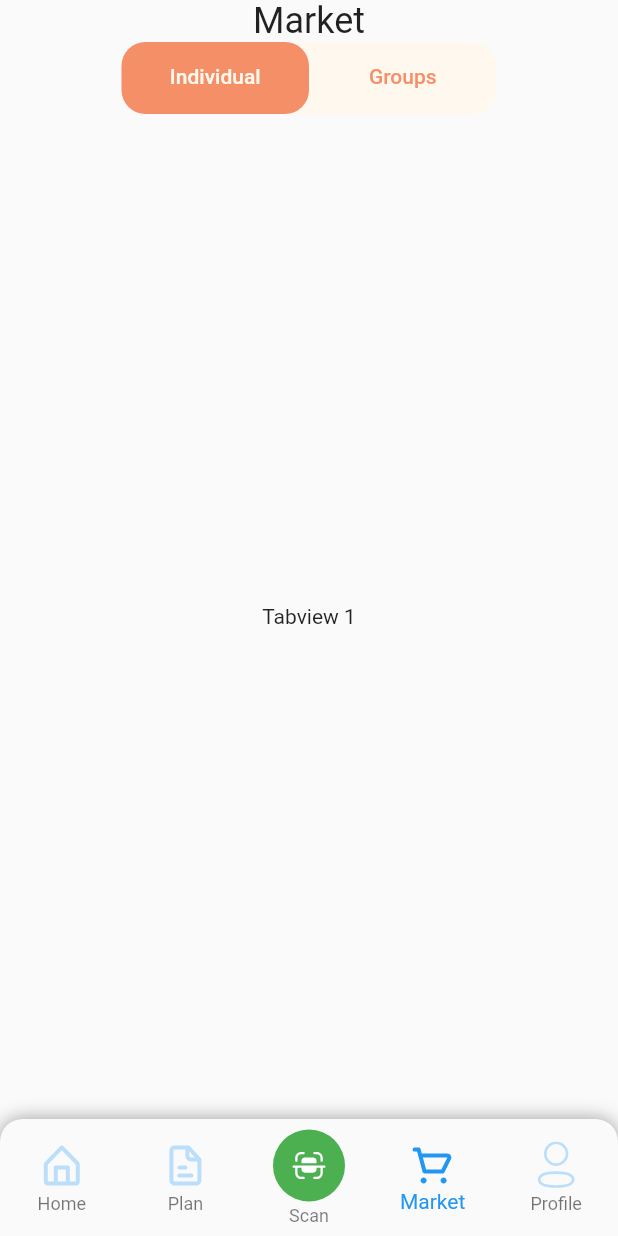
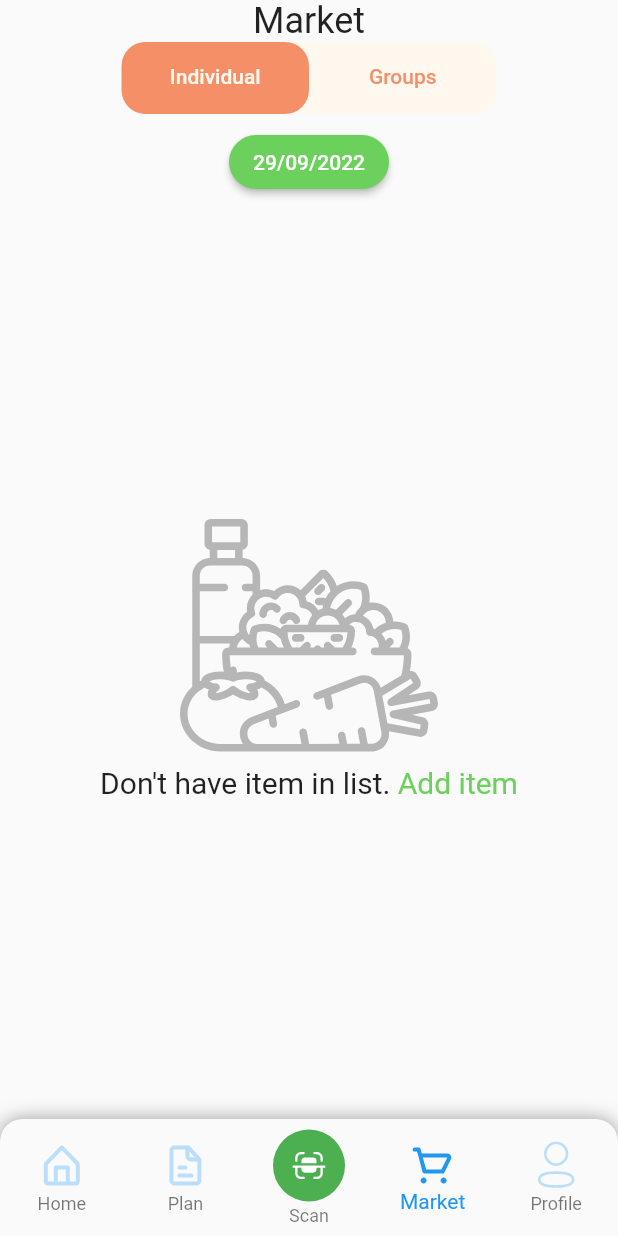
Before and after one commit to SonNguyen9720/plan_meal_app, a Flutter app: the MarketScreen screen opened by its route, on a phone screen of 412 x 824 dp. Run offline on Flutter 3.47's test engine with Material 2 defaults, Android fonts, the phone set to English and light mode, and no system bars; our stand-ins replace bloc, carousel_slider, device_preview, equatable, flutter_bloc, flutter_secure_storage and 4 more; accounts and stored records are empty; Roboto replaces fonts that are missing (Signika).

Commit message:
Add no item screen

```diff
--- a/lib/presentation/features/market/individual/individual_bloc.dart
+++ b/lib/presentation/features/market/individual/individual_bloc.dart
@@ -2,14 +2,22 @@ import 'dart:async';
 
 import 'package:bloc/bloc.dart';
 import 'package:equatable/equatable.dart';
+import 'package:intl/intl.dart';
 
 part 'individual_event.dart';
 part 'individual_state.dart';
 
 class IndividualBloc extends Bloc<IndividualEvent, IndividualState> {
   IndividualBloc() : super(IndividualInitial()) {
-    on<IndividualEvent>((event, emit) {
-      // TODO: implement event handler
-    });
+    on<IndividualLoadingDataEvent>(_onIndividualLoadingDataEvent);
+  }
+
+  void _onIndividualLoadingDataEvent(
+      IndividualLoadingDataEvent event, Emitter<IndividualState> emit) {
+    final dateFormat = DateFormat('dd/MM/yyyy');
+    final date = DateTime.now();
+
+    emit(IndividualLoadingItem(dateTime: date));
+    emit(IndividualNoItem(dateTime: dateFormat.format(date)));
   }
 }
--- a/lib/presentation/features/market/individual/individual_event.dart
+++ b/lib/presentation/features/market/individual/individual_event.dart
@@ -3,3 +3,8 @@ part of 'individual_bloc.dart';
 abstract class IndividualEvent extends Equatable {
   const IndividualEvent();
 }
+
+class IndividualLoadingDataEvent extends IndividualEvent {
+  @override
+  List<Object?> get props => [];
+}
--- a/lib/presentation/features/market/individual/individual_state.dart
+++ b/lib/presentation/features/market/individual/individual_state.dart
@@ -9,8 +9,18 @@ abstract class IndividualState extends Equatable {
 
 class IndividualInitial extends IndividualState {}
 
-class IndividualLoadingItem extends IndividualState {}
+class IndividualFailed extends IndividualState {}
 
-class IndividualNoItem extends IndividualState {}
+class IndividualLoadingItem extends IndividualState {
+  final DateTime dateTime;
+
+  const IndividualLoadingItem({required this.dateTime});
+}
+
+class IndividualNoItem extends IndividualState {
+  final String dateTime;
+
+  const IndividualNoItem({required this.dateTime});
+}
 
 class IndividualHasItem extends IndividualState {}
--- a/lib/presentation/features/market/market_screen.dart
+++ b/lib/presentation/features/market/market_screen.dart
@@ -1,7 +1,10 @@
 import 'package:flutter/material.dart';
 import 'package:flutter_bloc/flutter_bloc.dart';
+import 'package:flutter_svg/flutter_svg.dart';
 import 'package:google_fonts/google_fonts.dart';
 import 'package:plan_meal_app/config/theme.dart';
+import 'package:plan_meal_app/presentation/features/market/groups/groups_bloc.dart';
+import 'package:plan_meal_app/presentation/features/market/individual/individual_bloc.dart';
 import 'package:plan_meal_app/presentation/widgets/independent/scaffold.dart';
 
 class MarketScreen extends StatelessWidget {
@@ -11,7 +14,12 @@ class MarketScreen extends StatelessWidget {
   Widget build(BuildContext context) {
     return SafeArea(
         child: PlanMealAppScaffold(
-      body: MarketScreenWrapper(),
+      body: MultiBlocProvider(providers: [
+        BlocProvider(
+            create: (context) =>
+                IndividualBloc()..add(IndividualLoadingDataEvent())),
+        BlocProvider(create: (context) => GroupsBloc()),
+      ], child: MarketScreenWrapper()),
       bottomMenuIndex: 3,
     ));
   }
@@ -75,12 +83,77 @@ class _MarketScreenWrapperState extends State<MarketScreenWrapper>
             unselectedLabelColor: AppColors.indicatorTab,
           ),
         ),
-        Expanded(child: TabBarView(
-          controller: _tabController,
-          children: [
-          Center(child: Text("Tabview 1"),),
-          Center(child: Text("Tabview 2"),)
-        ],)),
+        Expanded(
+            child: Padding(
+          padding: const EdgeInsets.all(8.0),
+          child: TabBarView(
+            controller: _tabController,
+            children: [
+              BlocBuilder<IndividualBloc, IndividualState>(
+                  builder: (context, individualState) {
+                if (individualState is IndividualLoadingItem) {
+                  return const Center(
+                    child: CircularProgressIndicator(),
+                  );
+                }
+
+                if (individualState is IndividualFailed) {
+                  return const Center(
+                    child: Text("Load data failed"),
+                  );
+                }
+
+                if (individualState is IndividualNoItem) {
+                  return Column(
+                    mainAxisAlignment: MainAxisAlignment.start,
+                    children: [
+                      ElevatedButton(
+                          onPressed: () {},
+                          child: Text(individualState.dateTime),
+                          style: ElevatedButton.styleFrom(
+                            shape: RoundedRectangleBorder(
+                              borderRadius: BorderRadius.circular(30.0),
+                            ),
+                            primary: AppColors.green,
+                          )),
+                      Expanded(
+                        child: Column(
+                          mainAxisAlignment: MainAxisAlignment.center,
+                          children: [
+                            SvgPicture.asset("assets/no_item_add.svg"),
+                            Row(
+                              mainAxisSize: MainAxisSize.max,
+                              mainAxisAlignment: MainAxisAlignment.center,
+                              children: [
+                                Text(
+                                  "Don't have item in list. ",
+                                  style: GoogleFonts.signika(fontSize: 20),
+                                ),
+                                InkWell(
+                                  child: Text(
+                                    "Add item",
+                                    style: GoogleFonts.signika(
+                                        fontSize: 20, color: AppColors.green),
+                                  ),
+                                  onTap: () {},
+                                ),
+                              ],
+                            ),
+                          ],
+                        ),
+                      ),
+                    ],
+                  );
+                }
+
+                return Text("No state to handle");
+              }),
+              Center(
+                child: Text("Tabview 2"),
+              )
+            ],
+          ),
+        )),
       ],
     );
   }
--- a/pubspec.yaml
+++ b/pubspec.yaml
@@ -66,6 +66,7 @@ flutter:
   # the material Icons class.
   uses-material-design: true
   assets:
+    - assets/
     - assets/intro/
     - assets/onboarding/
     - assets/icons/
```
Also changed, not shown: assets/no_item_add.svg (added).
